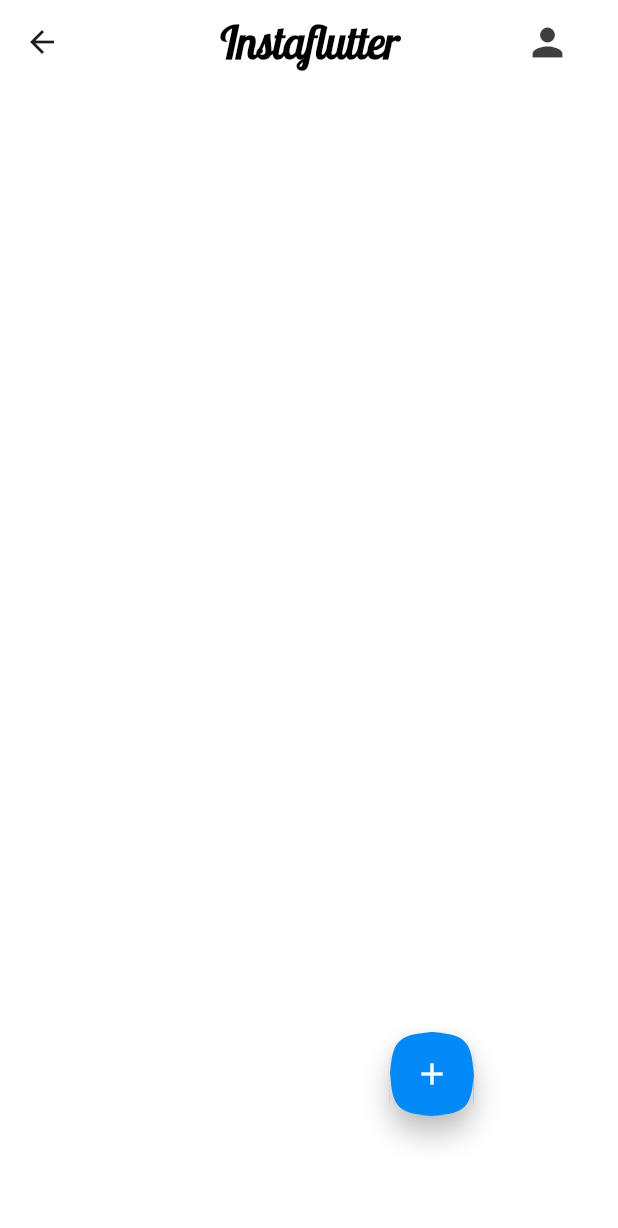
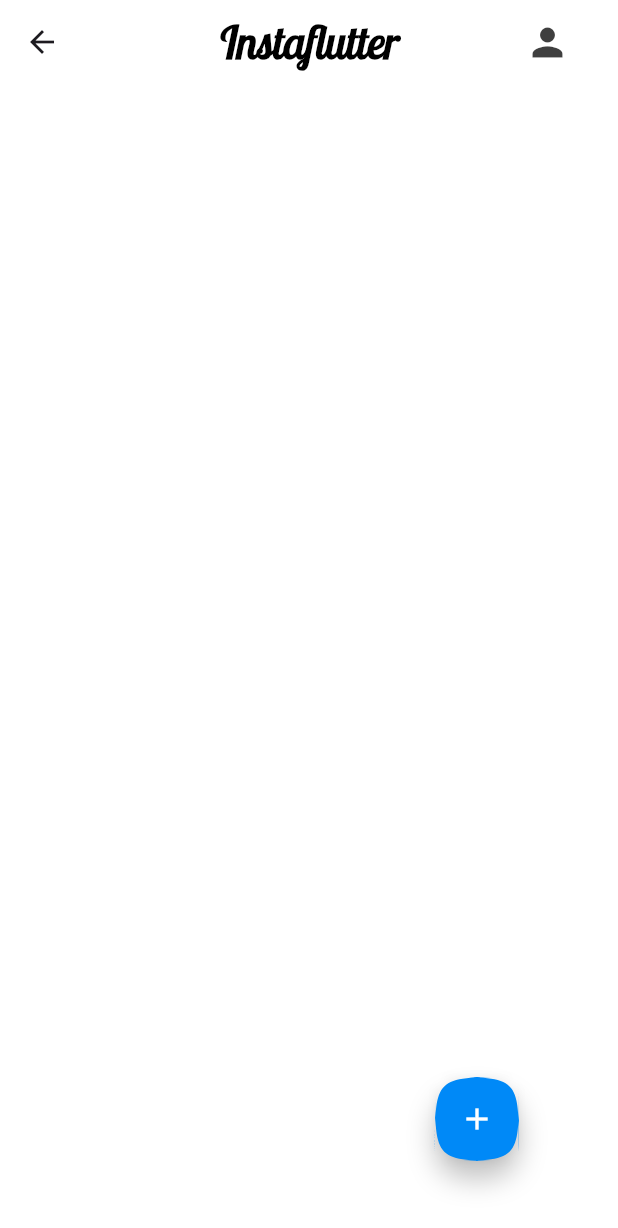
Before and after one commit to samuelfilipefaria/instaflutter, a Flutter app: the Feed screen opened directly, on a phone screen of 412 x 824 dp. Shown: the top 1228 px of the screen. Run offline on Flutter 3.47's test engine with Material 3 defaults, Android fonts, the phone set to English and light mode, and no system bars; our stand-ins replace cloud_firestore, firebase_auth, firebase_core; accounts and stored records are empty.

Commit message:
Improving post listing

```diff
--- a/lib/screens/feed.dart
+++ b/lib/screens/feed.dart
@@ -31,7 +31,7 @@
       appBar: const TopAppBar(showAccountButton: true),
       floatingActionButtonLocation: FloatingActionButtonLocation.endDocked,
       floatingActionButton: Padding(
-        padding: const EdgeInsets.all(80.0),
+        padding: const EdgeInsets.all(50.0),
         child: FloatingActionButton(
           backgroundColor: primary,
           foregroundColor: light,
@@ -47,8 +47,13 @@
       body: Center(
         child: Padding(
           padding: const EdgeInsets.only(top: 50),
-          child: Column(
-            children: posts
+          child: SizedBox(
+            width: MediaQuery.of(context).size.width * 1,
+            child: SingleChildScrollView(
+              child: Column(
+                children: posts,
+              ),
+            ),
           ),
         ),
       ),
```
